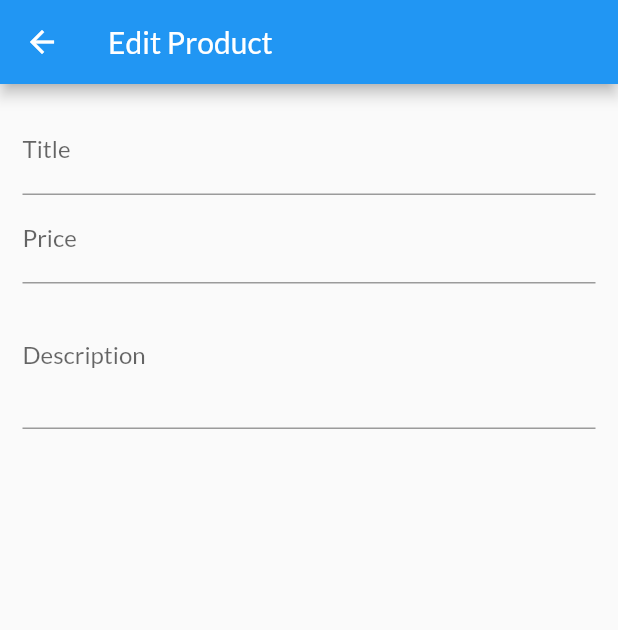
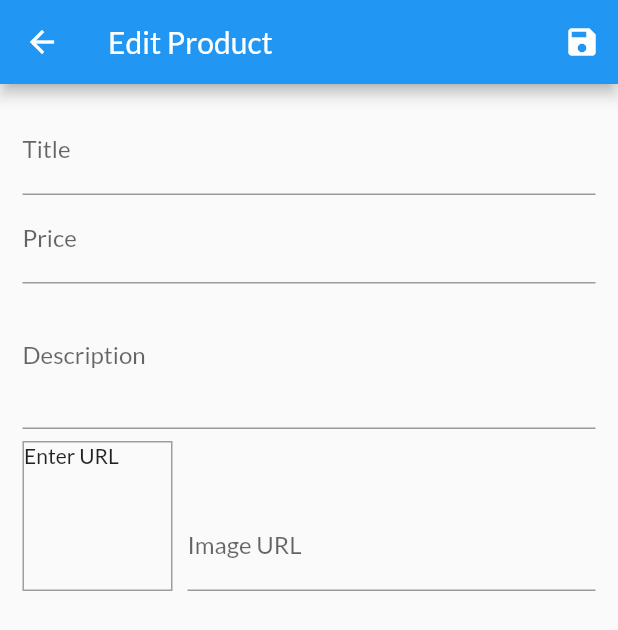
Before and after one commit to niklasschloegel/flutter-tutorial, a Flutter app: the EditProductScreen screen opened by its route, on a phone screen of 412 x 824 dp. Shown: the top 630 px of the screen. Run offline on Flutter 3.47's test engine with Material 2 defaults, Android fonts, the phone set to English and light mode, and no system bars; our stand-ins replace google_fonts; network calls fail.

Commit message:
adding sumbission and validation

```diff
--- a/shop/lib/providers/product.dart
+++ b/shop/lib/providers/product.dart
@@ -1,11 +1,11 @@
 import 'package:flutter/foundation.dart';
 
 class Product with ChangeNotifier {
-  final String id;
-  final String title;
-  final String description;
-  final double price;
-  final String imageUrl;
+  String id;
+  String title;
+  String description;
+  double price;
+  String imageUrl;
   bool isFavorite;
 
   Product({
@@ -21,4 +21,8 @@ class Product with ChangeNotifier {
     this.isFavorite ^= true;
     notifyListeners();
   }
+
+  @override
+  String toString() =>
+      "Product(title:$title, description: $description, price: $price, imageUrl: $imageUrl)";
 }
--- a/shop/lib/screens/edit_product_screen.dart
+++ b/shop/lib/screens/edit_product_screen.dart
@@ -1,4 +1,5 @@
 import 'package:flutter/material.dart';
+import 'package:shop/providers/product.dart';
 
 class EditProductScreen extends StatefulWidget {
   static const routeName = "/edit-product";
@@ -9,12 +10,42 @@ class EditProductScreen extends StatefulWidget {
 class _EditProductScreenState extends State<EditProductScreen> {
   final _priceFocusNode = FocusNode();
   final _descriptionFocusNode = FocusNode();
+  final _imageUrlController = TextEditingController();
+  final _imageUrlFocusNode = FocusNode();
+  final _form = GlobalKey<FormState>();
+  var _editedProduct =
+      Product(id: "", title: "", description: "", price: 0, imageUrl: "");
+
+  @override
+  void initState() {
+    _imageUrlFocusNode.addListener(_updateImageUrl);
+    super.initState();
+  }
 
   @override
   void dispose() {
+    _imageUrlFocusNode.removeListener(_updateImageUrl);
     _priceFocusNode.dispose();
     _descriptionFocusNode.dispose();
+    _imageUrlController.dispose();
+    _imageUrlFocusNode.dispose();
     super.dispose();
+  }
+
+  void _updateImageUrl() {
+    if (!_imageUrlFocusNode.hasFocus) {
+      var text = _imageUrlController.text;
+      if (text.isEmpty || !text.startsWith("http")) return;
+      setState(() {});
+    }
+  }
+
+  void _saveForm() {
+    final currentState = _form.currentState;
+    if (currentState != null && currentState.validate()) {
+      currentState.save();
+      print(_editedProduct);
+    }
   }
 
   @override
@@ -22,9 +53,16 @@ class _EditProductScreenState extends State<EditProductScreen> {
     return Scaffold(
       appBar: AppBar(
         title: Text("Edit Product"),
+        actions: [
+          IconButton(
+            onPressed: _saveForm,
+            icon: Icon(Icons.save),
+          ),
+        ],
       ),
       body: SafeArea(
         child: Form(
+          key: _form,
           child: Padding(
             padding: const EdgeInsets.all(15.0),
             child: SingleChildScrollView(
@@ -35,6 +73,12 @@ class _EditProductScreenState extends State<EditProductScreen> {
                     textInputAction: TextInputAction.next,
                     onFieldSubmitted: (_) =>
                         FocusScope.of(context).requestFocus(_priceFocusNode),
+                    onSaved: (val) {
+                      if (val != null) _editedProduct.title = val;
+                    },
+                    validator: (val) => val == null || val.isEmpty
+                        ? "Please enter a title"
+                        : null,
                   ),
                   TextFormField(
                     decoration: InputDecoration(labelText: "Price"),
@@ -44,13 +88,71 @@ class _EditProductScreenState extends State<EditProductScreen> {
                     focusNode: _priceFocusNode,
                     onFieldSubmitted: (_) => FocusScope.of(context)
                         .requestFocus(_descriptionFocusNode),
+                    onSaved: (val) {
+                      if (val != null) _editedProduct.price = double.parse(val);
+                    },
+                    validator: (val) {
+                      if (val == null || val.isEmpty)
+                        return "Please enter a price";
+                      if (double.tryParse(val) == null)
+                        return "Please enter a valid number";
+                      if (double.parse(val) <= 0)
+                        return "Please enter a positive price";
+                    },
                   ),
                   TextFormField(
                     decoration: InputDecoration(labelText: "Description"),
                     maxLines: 3,
                     keyboardType: TextInputType.multiline,
                     focusNode: _descriptionFocusNode,
+                    onSaved: (val) {
+                      if (val != null) _editedProduct.description = val;
+                    },
+                    validator: (val) {
+                      if (val == null || val.isEmpty)
+                        return "Please enter a description";
+                      if (val.length < 10)
+                        return "Should be at least 10 characters long";
+                    },
                   ),
+                  Row(
+                    crossAxisAlignment: CrossAxisAlignment.end,
+                    children: [
+                      Container(
+                        width: 100,
+                        height: 100,
+                        margin: EdgeInsets.only(top: 8, right: 10),
+                        decoration: BoxDecoration(
+                          border: Border.all(width: 1, color: Colors.grey),
+                        ),
+                        child: _imageUrlController.text.isEmpty
+                            ? Text("Enter URL")
+                            : FittedBox(
+                                child: Image.network(_imageUrlController.text),
+                                fit: BoxFit.fitWidth,
+                              ),
+                      ),
+                      Expanded(
+                        child: TextFormField(
+                          decoration: InputDecoration(labelText: "Image URL"),
+                          keyboardType: TextInputType.url,
+                          textInputAction: TextInputAction.done,
+                          controller: _imageUrlController,
+                          focusNode: _imageUrlFocusNode,
+                          onFieldSubmitted: (_) => _saveForm(),
+                          onSaved: (val) {
+                            if (val != null) _editedProduct.imageUrl = val;
+                          },
+                          validator: (val) {
+                            if (val == null || val.isEmpty)
+                              return "Please enter an image URL";
+                            if (!val.startsWith("http"))
+                              return "Please enter a valid URL";
+                          },
+                        ),
+                      ),
+                    ],
+                  )
                 ],
               ),
             ),
```
